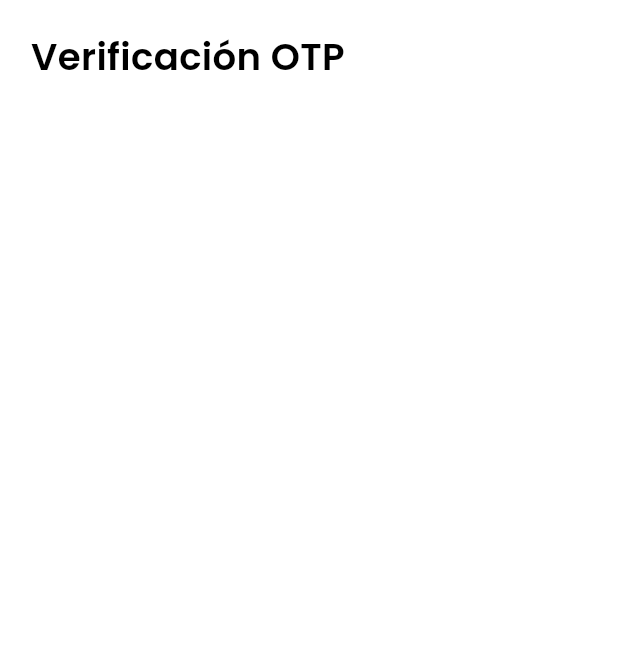
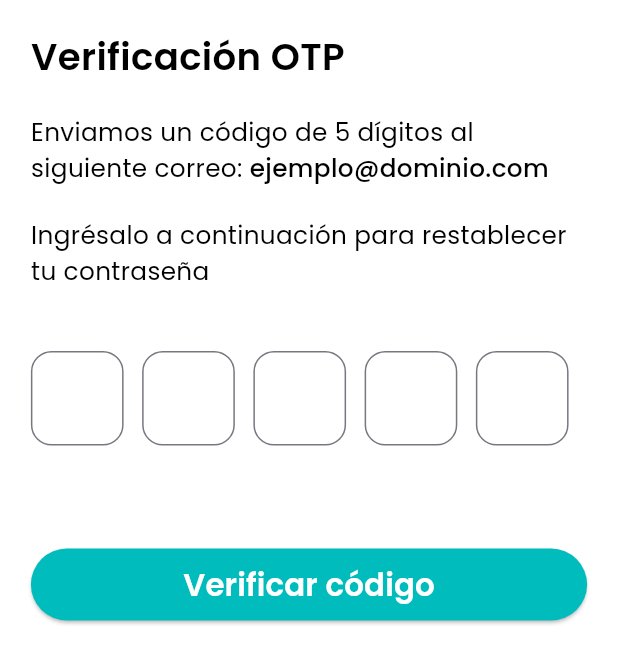
Before and after one commit to AnthonyMA5/BusMe-Mobile-App, a Flutter app: the OTPVerificationView screen opened by its route, on a phone screen of 412 x 824 dp. Shown: the top 664 px of the screen. Run offline on Flutter 3.47's test engine with Material 3 defaults, Android fonts, the phone set to English and light mode, and no system bars; our stand-ins replace google_maps_flutter, sizer; missing offline and left inert: fui_kit.

Commit message:
otp view second commit

```diff
--- a/lib/constants/styles/app_colors.dart
+++ b/lib/constants/styles/app_colors.dart
@@ -18,8 +18,8 @@ class AppColors {
   static const Color exitButtonColor = Color(0xFFFFECEC);
   static const Color disabledButtonColor = Color(0xFF5C5C5C);
 
-  static const Color unselectCheckboxColor = Color(0xFFEEEEEE);
-  static const Color selectCheckboxColor = Color(0xFF009393);
+  static const Color unselectColor = Color(0xFFEEEEEE);
+  static const Color selectColor = Color(0xFF009393);
 
   static const Color navbarUnselectedColor = Colors.black;
   static const Color navbarSelectedColor = Color(0xFF009494);
--- a/lib/constants/styles/app_text_styles.dart
+++ b/lib/constants/styles/app_text_styles.dart
@@ -78,6 +78,13 @@ class AppTextStyles {
     );
   }
 
+  static TextStyle otpText(BuildContext context) {
+    return textSemiBold.copyWith(
+      fontSize: 15.sp,
+      color: AppColors.textColor,
+    );
+  }
+
   static TextStyle errorText(BuildContext context) {
     return textMedium.copyWith(
       fontSize: 11.sp,
--- a/lib/views/forgot_password/otp_verf_view.dart
+++ b/lib/views/forgot_password/otp_verf_view.dart
@@ -5,7 +5,9 @@ import 'package:busme/widgets/bm_button.dart';
 import 'package:sizer/sizer.dart';
 
 class OTPVerificationView extends StatelessWidget {
-  const OTPVerificationView({super.key});
+
+  List<TextEditingController> _controllers = List.generate(5, (index) => TextEditingController());
+  List<FocusNode> _focusNodes = List.generate(5, (index) => FocusNode());
 
   @override
   Widget build(BuildContext context) {
@@ -31,6 +33,78 @@ class OTPVerificationView extends StatelessWidget {
                         'Verificación OTP',
                         style: AppTextStyles.titleText(context),
                       ),
+                      SizedBox(height: 15.sp,),
+                      Text.rich(
+                        TextSpan(
+                          children: [
+                            TextSpan(
+                              text: 'Enviamos un código de 5 dígitos al siguiente correo: ',
+                              style: AppTextStyles.contentText(context),
+                            ),
+                            TextSpan(
+                              text: 'ejemplo@dominio.com',
+                              style: AppTextStyles.boldContentText(context),
+                            ),
+                          ],
+                        ),
+                      ),
+                      SizedBox(height: 15.sp,),
+                      Text(
+                        'Ingrésalo a continuación para restablecer tu contraseña',
+                        style: AppTextStyles.contentText(context),
+                      ),
+                      SizedBox(height: 30.sp,),
+                      Form(
+                          child: Row(
+                            children: [
+                              for (int i = 0; i < 5; i++)
+                                Expanded(
+                                  child: Container(
+                                    margin: EdgeInsets.only(right: 9.sp),
+                                    child: TextFormField(
+                                      controller: _controllers[i],
+                                      focusNode: _focusNodes[i],
+                                      keyboardType: TextInputType.number,
+                                      maxLength: 1,
+                                      textAlign: TextAlign.center,
+                                      style: AppTextStyles.otpText(context),
+                                      decoration: InputDecoration(
+                                        counterText: '',
+                                        border: OutlineInputBorder(
+                                          borderRadius: BorderRadius.circular(10.sp),
+                                          borderSide: BorderSide(color: Colors.black),
+                                        ),
+                                        focusedBorder: OutlineInputBorder(
+                                          borderRadius: BorderRadius.circular(10.sp),
+                                          borderSide: BorderSide(color: AppColors.primaryColor),
+                                        ),
+                                      ),
+                                      onChanged: (value) {
+                                        if (value.isNotEmpty) {
+                                          if ( i < 4 ) {
+                                            FocusScope.of(context).requestFocus(_focusNodes[i+1]);
+                                          } else {
+                                            _focusNodes[i].unfocus();
+                                          }
+                                        }
+                                      },
+                                      validator: (value) {
+                                        if (value == null || value.isEmpty) {
+                                          return 'Ingrese un dígito';
+                                        }
+                                        return null;
+                                      },
+                                    ),
+                                  ),
+                                ),
+                            ],
+                          ),
+                      ),
+                      BusMeButton(
+                          titleText: 'Verificar código',
+                          padding: EdgeInsets.only(top: 50.sp),
+                          onPressed: (){},
+                      ),
                     ],
                   ),
                 ),
--- a/lib/views/register_view.dart
+++ b/lib/views/register_view.dart
@@ -169,9 +169,9 @@ class _RegisterViewState extends State<RegisterView> {
                                         (Set<MaterialState> states) {
                                       if (states.contains(
                                           MaterialState.selected)) {
-                                        return AppColors.selectCheckboxColor;
+                                        return AppColors.selectColor;
                                       }
-                                      return AppColors.unselectCheckboxColor;
+                                      return AppColors.unselectColor;
                                     },
                                   ),
                                   side: BorderSide(
```
